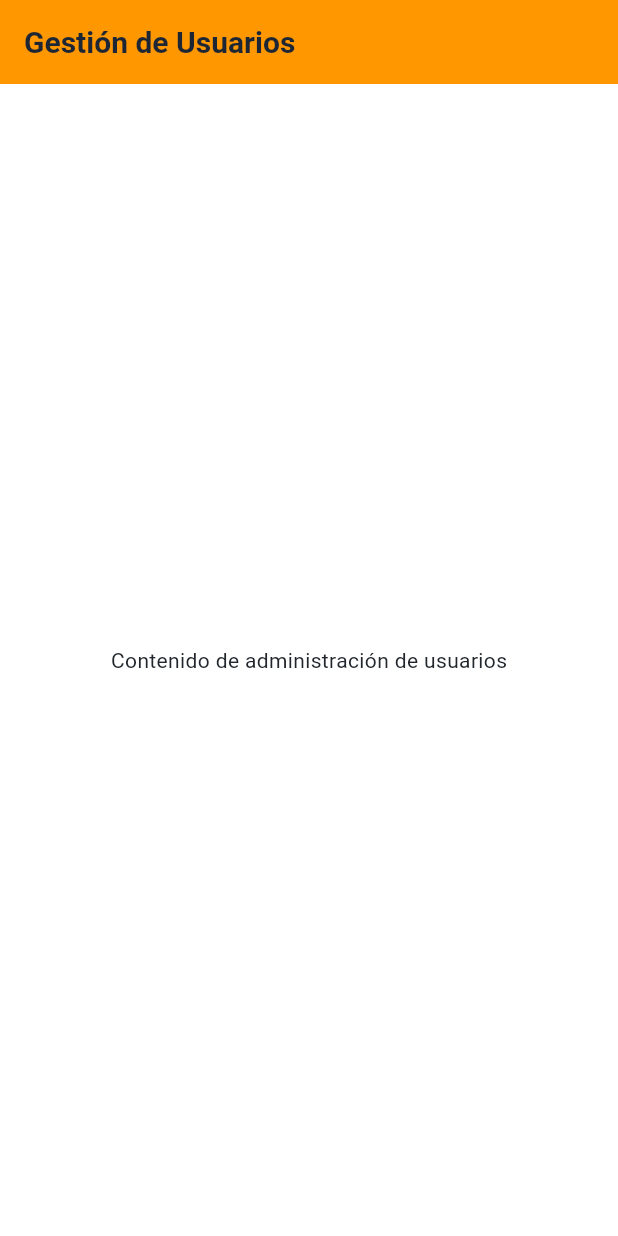
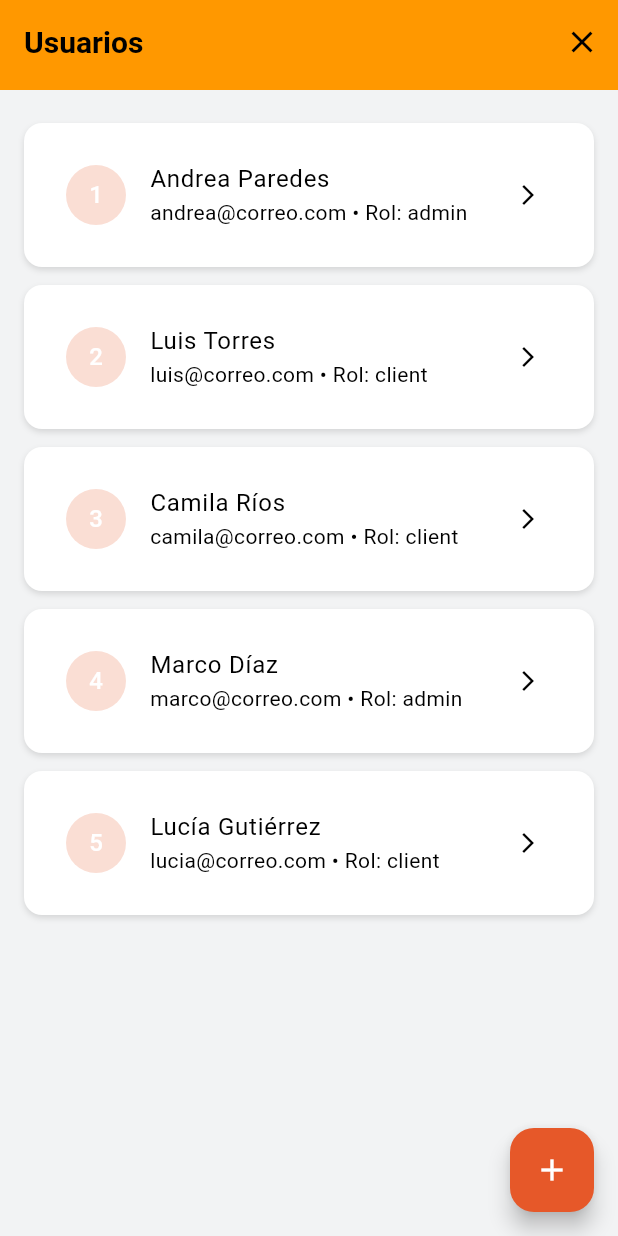
Before and after one commit to DanielfQo/Tienda_online, a Flutter app: the AdminUsersPage screen opened by its route, on a phone screen of 412 x 824 dp. Run offline on Flutter 3.47's test engine with Material 3 defaults, Android fonts, the phone set to English and light mode, and no system bars; our stand-ins replace fl_chart, go_router; accounts and stored records are empty; network calls fail.

Commit message:
Pagina de productos y usuario admin

```diff
--- a/lib/presentation/pages/admin/admin_loans_page.dart
+++ b/lib/presentation/pages/admin/admin_loans_page.dart
@@ -1,4 +1,5 @@
 import 'package:flutter/material.dart';
+import '../../widgets/admin_app_bar.dart';
 
 class AdminLoansPage extends StatelessWidget {
   const AdminLoansPage({super.key});
--- a/lib/presentation/pages/admin/admin_users_page.dart
+++ b/lib/presentation/pages/admin/admin_users_page.dart
@@ -1,17 +1,96 @@
 import 'package:flutter/material.dart';
+import 'package:go_router/go_router.dart';
+
+import '../../../core/theme/light_color.dart';
+import '../../../routes/app_routes.dart';
+import '../../widgets/admin_app_bar.dart';
 
 class AdminUsersPage extends StatelessWidget {
   const AdminUsersPage({super.key});
 
   @override
   Widget build(BuildContext context) {
+    final List<Map<String, dynamic>> usuarios = [
+      {
+        'id': 1,
+        'nombre': 'Andrea Paredes',
+        'correo': 'andrea@correo.com',
+        'rol': 'admin',
+      },
+      {
+        'id': 2,
+        'nombre': 'Luis Torres',
+        'correo': 'luis@correo.com',
+        'rol': 'client',
+      },
+      {
+        'id': 3,
+        'nombre': 'Camila Ríos',
+        'correo': 'camila@correo.com',
+        'rol': 'client',
+      },
+      {
+        'id': 4,
+        'nombre': 'Marco Díaz',
+        'correo': 'marco@correo.com',
+        'rol': 'admin',
+      },
+      {
+        'id': 5,
+        'nombre': 'Lucía Gutiérrez',
+        'correo': 'lucia@correo.com',
+        'rol': 'client',
+      },
+    ];
+
     return Scaffold(
-      appBar: AppBar(
-        title: const Text('Gestión de Usuarios'),
-        backgroundColor: Colors.orange,
+      backgroundColor: LightColor.backgroundProfile,
+      appBar: const AdminAppBar(
+        title: 'Usuarios',
+        returnRoute: AppRoutes.homeAdmin,
       ),
-      body: const Center(
-        child: Text('Contenido de administración de usuarios'),
+      body: Padding(
+        padding: const EdgeInsets.all(16),
+        child: ListView.builder(
+          itemCount: usuarios.length,
+          itemBuilder: (context, index) {
+            final user = usuarios[index];
+            return Container(
+              margin: const EdgeInsets.symmetric(vertical: 6),
+              padding: const EdgeInsets.all(12),
+              decoration: BoxDecoration(
+                color: Colors.white,
+                borderRadius: BorderRadius.circular(12),
+                boxShadow: const [
+                  BoxShadow(
+                    color: Colors.black12,
+                    blurRadius: 3,
+                    offset: Offset(0, 2),
+                  ),
+                ],
+              ),
+              child: ListTile(
+                leading: CircleAvatar(
+                  backgroundColor: LightColor.orange.withOpacity(0.2),
+                  child: Text('${user['id']}'),
+                ),
+                title: Text(user['nombre']),
+                subtitle: Text('${user['correo']} • Rol: ${user['rol']}'),
+                trailing: const Icon(Icons.arrow_forward_ios, size: 16),
+                onTap: () {
+                  //  editar rol del usuario
+                },
+              ),
+            );
+          },
+        ),
+      ),
+      floatingActionButton: FloatingActionButton(
+        backgroundColor: LightColor.orange,
+        child: const Icon(Icons.add),
+        onPressed: () {
+          //  para crear usuario
+        },
       ),
     );
   }
--- /dev/null
+++ b/lib/presentation/widgets/admin_app_bar.dart
@@ -0,0 +1,41 @@
+import 'package:flutter/material.dart';
+import 'package:go_router/go_router.dart';
+import '../../routes/app_routes.dart';
+import '../../core/theme/light_color.dart';
+
+class AdminAppBar extends StatelessWidget implements PreferredSizeWidget {
+  final String title;
+  final String returnRoute;
+
+  const AdminAppBar({
+    super.key,
+    required this.title,
+    required this.returnRoute,
+  });
+
+  @override
+  Widget build(BuildContext context) {
+    return AppBar(
+      backgroundColor: Colors.orange,
+      elevation: 0,
+      automaticallyImplyLeading: false,
+      centerTitle: false,
+      title: Text(
+        title,
+        style: const TextStyle(
+          fontWeight: FontWeight.bold,
+          color: Colors.black,
+        ),
+      ),
+      actions: [
+        IconButton(
+          icon: const Icon(Icons.close, color: Colors.black),
+          onPressed: () => context.go(returnRoute),
+        ),
+      ],
+    );
+  }
+
+  @override
+  Size get preferredSize => const Size.fromHeight(60);
+}
--- a/lib/routes/app_router.dart
+++ b/lib/routes/app_router.dart
@@ -25,6 +25,7 @@ import '../presentation/pages/admin/admin_debts_page.dart';
 import '../presentation/pages/admin/admin_reports_page.dart';
 import '../presentation/pages/admin/admin_calendar_page.dart';
 import '../presentation/pages/admin/admin_branches_page.dart';
+import '../presentation/pages/admin/admin_product_create_page.dart';
 
 final GoRouter appRouter = GoRouter(
   initialLocation: AppRoutes.initial,
@@ -104,5 +105,9 @@ final GoRouter appRouter = GoRouter(
       path: AppRoutes.adminBranches,
       builder: (context, state) => const AdminBranchesPage(),
     ),
+    GoRoute(
+      path: AppRoutes.adminProductsCreate,
+      builder: (context, state) => const AdminProductCreatePage(),
+    ),
   ],
 );
--- a/lib/routes/app_routes.dart
+++ b/lib/routes/app_routes.dart
@@ -21,4 +21,6 @@ class AppRoutes {
   static const String adminReports = '/admin/reports';
   static const String adminCalendar = '/admin/calendar';
   static const String adminBranches = '/admin/branches';
+
+  static const String adminProductsCreate = '/admin/products/create';
 }
```
Also changed, not shown: lib/presentation/pages/admin/admin_product_create_page.dart (added, +84 -0 lines), lib/presentation/pages/admin/admin_products_page.dart (+55 -5 lines), lib/presentation/pages/home_admin_page.dart (+19 -36 lines), lib/presentation/widgets/product_table_item.dart (added, +71 -0 lines), 1 other file.
